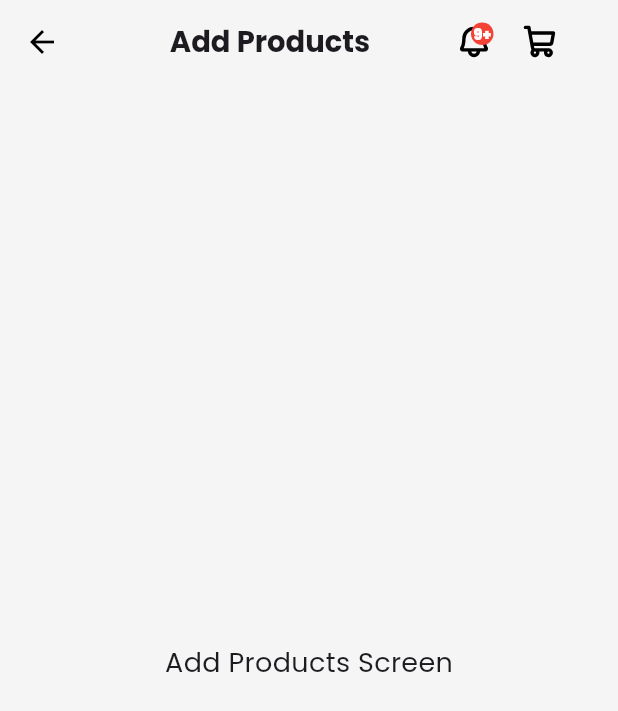
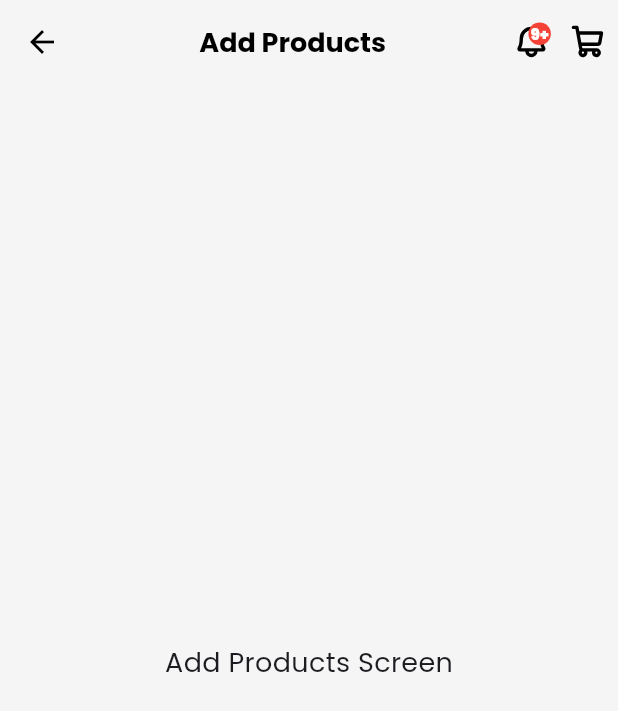
Before and after one commit to rameeswafra/mo_mobile_app, a Flutter app: the AddProductScreen screen opened directly, on a phone screen of 412 x 824 dp. Shown: the top 711 px of the screen. Run offline on Flutter 3.47's test engine with Material 3 defaults, Android fonts, the phone set to English and light mode, and no system bars; our stand-ins replace carousel_slider, flutter_screenutil, flutter_svg, google_fonts, phosphor_flutter, sizer.

Commit message:
CommonAppBar changes

```diff
--- a/lib/widgets/common_app_bar.dart
+++ b/lib/widgets/common_app_bar.dart
@@ -1,7 +1,7 @@
 import 'package:flutter/material.dart';
-import 'package:flutter_svg/svg.dart';
+import 'package:flutter_screenutil/flutter_screenutil.dart';
+import 'package:flutter_svg/flutter_svg.dart';
 import 'package:phosphor_flutter/phosphor_flutter.dart';
-import 'package:sizer/sizer.dart';
 
 class CommonAppBar extends StatelessWidget implements PreferredSizeWidget {
   final bool isProductListPage;
@@ -17,43 +17,60 @@ class CommonAppBar extends StatelessWidget implements PreferredSizeWidget {
 
   @override
   Widget build(BuildContext context) {
+    final theme = Theme.of(context);
+    final isDarkMode = theme.brightness == Brightness.dark;
+
+    final backgroundColor = isDarkMode ? Colors.grey[900] : Colors.grey[100];
+    final iconColor = isDarkMode ? Colors.white : Colors.black;
+    final textColor = isDarkMode ? Colors.white : Colors.black;
+
     return AppBar(
       surfaceTintColor: Colors.transparent,
-      backgroundColor: Colors.grey.shade100,
+      backgroundColor: backgroundColor,
       elevation: 0,
       leading: isHomePage
           ? IconButton(
-              icon: const Icon(Icons.menu, color: Colors.black),
+              icon: Icon(Icons.menu, color: iconColor),
               onPressed: () {},
             )
           : IconButton(
-              icon: const Icon(Icons.arrow_back_outlined, color: Colors.black),
+              icon: Icon(Icons.arrow_back_outlined, color: iconColor),
               onPressed: () {
                 Navigator.pop(context);
               },
             ),
-
       title: isHomePage
           ? Row(
               mainAxisAlignment: MainAxisAlignment.start,
-              children: [SvgPicture.asset("assets/svgs/image.svg", height: 35)],
+              children: [
+                SvgPicture.asset(
+                  "assets/svgs/image.svg",
+                  height: 35,
+                  color: isDarkMode ? Colors.white : Colors.red,
+                ),
+              ],
             )
           : isProductListPage
           ? Center(
               child: Text(
                 title ?? "",
-                style: TextStyle(fontSize: 18.sp, fontWeight: FontWeight.bold),
+                style: TextStyle(
+                  fontSize: 18,
+                  fontWeight: FontWeight.bold,
+                  color: textColor,
+                ),
               ),
             )
           : SizedBox.shrink(),
-
       actions: [
-        Row(
+        Padding(
+          padding: EdgeInsets.all(8.0),
+          child: Row(
             children: [
               Stack(
                 clipBehavior: Clip.none,
                 children: [
-                Icon(PhosphorIconsBold.bell, color: Colors.black),
+                  Icon(PhosphorIconsBold.bell, color: iconColor),
                   Positioned(
                     top: -1,
                     right: -1,
@@ -78,11 +95,10 @@ class CommonAppBar extends StatelessWidget implements PreferredSizeWidget {
                   ),
                 ],
               ),
-
-            SizedBox(width: 20),
-            Icon(PhosphorIconsBold.shoppingCart, color: Colors.black),
-            SizedBox(width: 40),
+              12.horizontalSpace,
+              Icon(PhosphorIconsBold.shoppingCart, color: iconColor),
             ],
+          ),
         ),
       ],
     );
```
Lines whose indentation alone changed are shown as unchanged.
